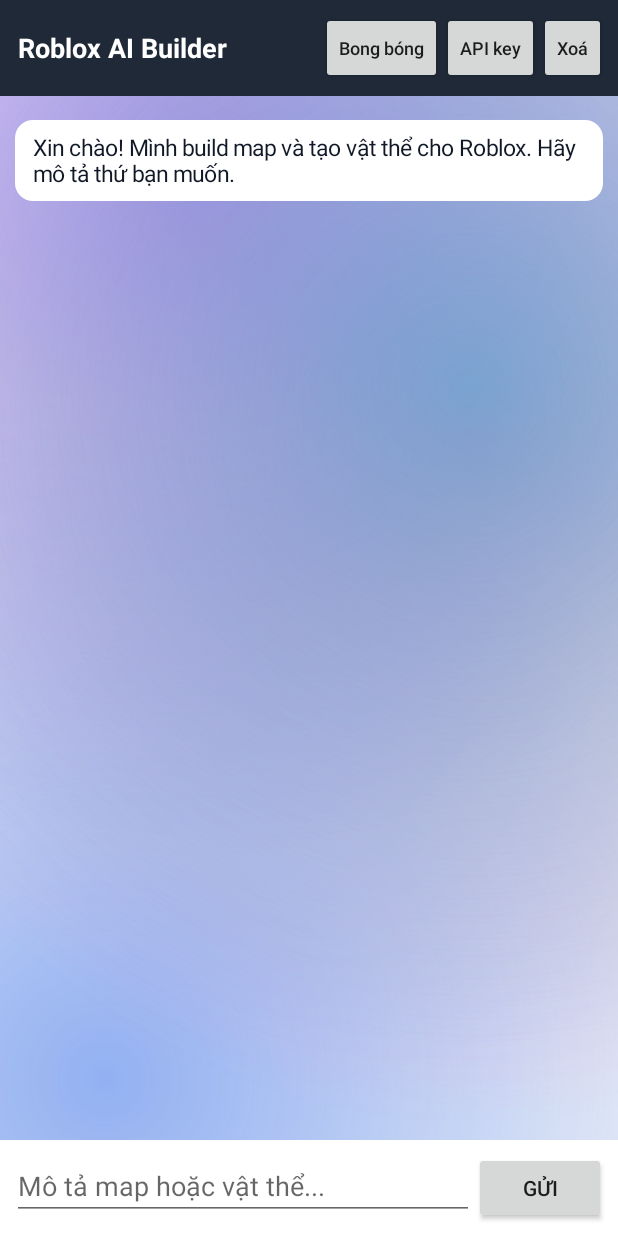
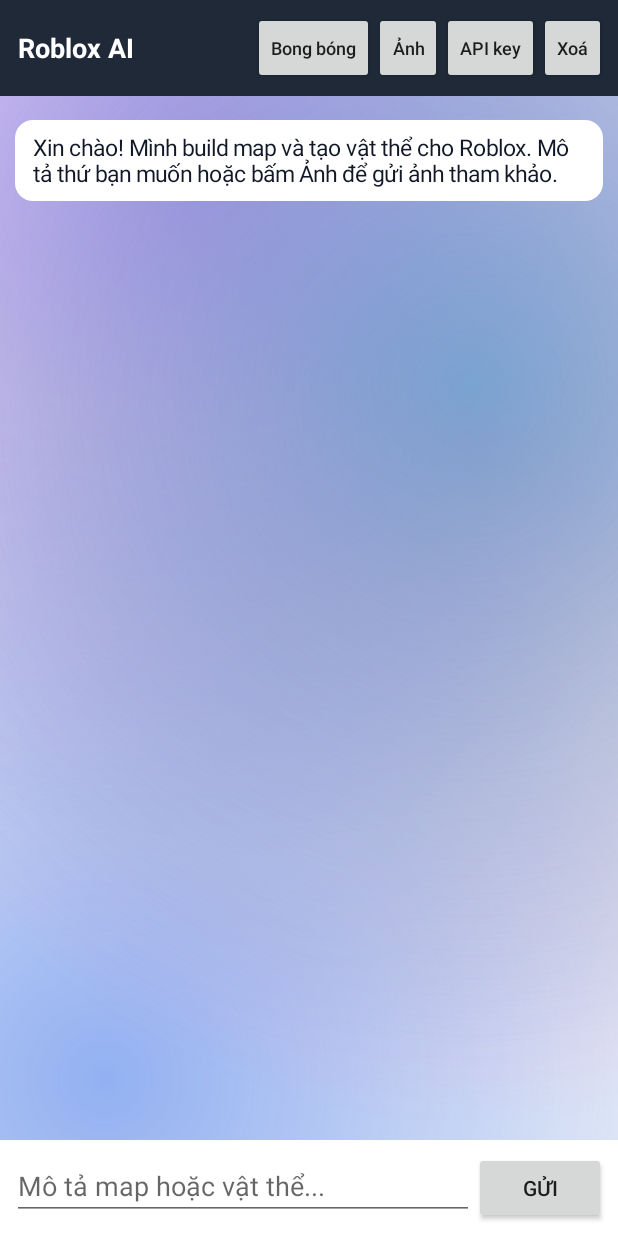
Before and after one commit to ojtfbnmlp/RobloxAIBuilder, an Android app: the screen it shows after launch (MainActivity), on a phone screen of 412 x 824 dp. Run offline under Robolectric (Android 15) with nearby library versions, the phone set to English and light mode, and no system bars.

Commit message:
Change title and update greeting message
Updated the title text and modified the greeting message to provide clearer instructions.

```diff
--- a/app/src/main/java/com/robloxbuilder/MainActivity.kt
+++ b/app/src/main/java/com/robloxbuilder/MainActivity.kt
@@ -82,12 +82,13 @@ class MainActivity : Activity() {
         bar.setPadding(p + p / 2, p, p, p)
 
         val title = TextView(this)
-        title.text = "Roblox AI Builder"
+        title.text = "Roblox AI"
         title.textSize = 18f
         title.setTextColor(Color.WHITE)
         title.setTypeface(null, Typeface.BOLD)
         bar.addView(title, LinearLayout.LayoutParams(0, -2, 1f))
         bar.addView(smallBtn("Bong bóng") { startOverlay() })
+        bar.addView(smallBtn("Ảnh") { ctrl.pickImage() })
         bar.addView(smallBtn("API key") { askKey() })
         bar.addView(smallBtn("Xoá") { ctrl.reset() })
         root.addView(bar, LinearLayout.LayoutParams(-1, -2))
@@ -121,7 +122,7 @@ class MainActivity : Activity() {
 
         ctrl = ChatController(this, chat, scroll, input, sendBtn) { askKey() }
         sendBtn.setOnClickListener { ctrl.send() }
-        ctrl.bubble("Xin chào! Mình build map và tạo vật thể cho Roblox. Hãy mô tả thứ bạn muốn.", false)
+        ctrl.bubble("Xin chào! Mình build map và tạo vật thể cho Roblox. Mô tả thứ bạn muốn hoặc bấm Ảnh để gửi ảnh tham khảo.", false)
 
         if (!ctrl.hasKey()) {
             askKey()
```
